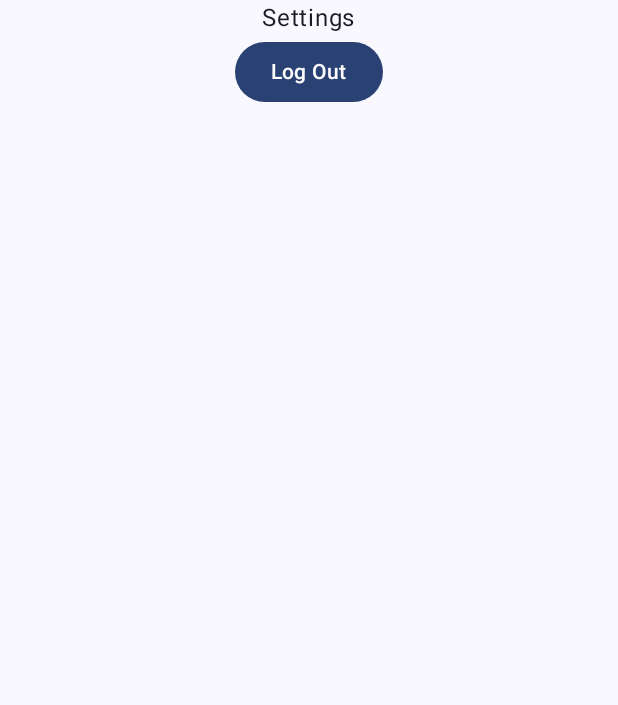
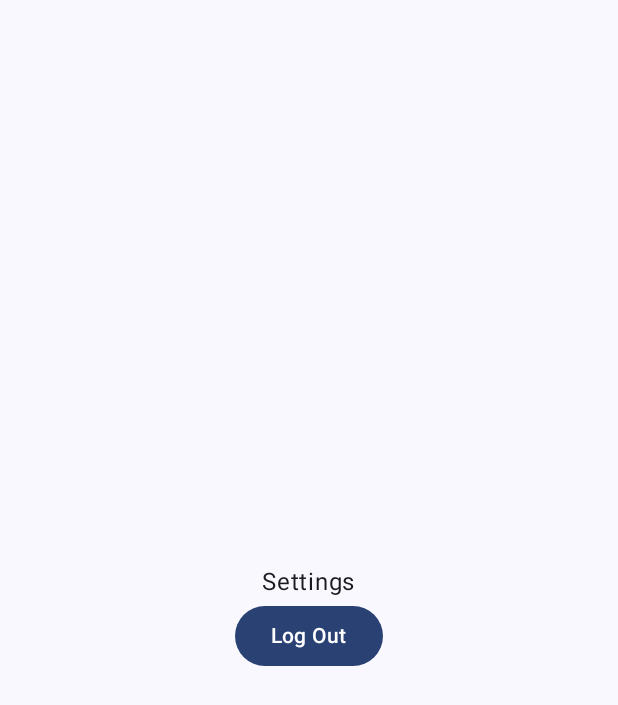
Before and after one commit to Opal21/EnergoService, an Android app built with Jetpack Compose: the composable SettingsScreen shown on its own in the app's theme, on a phone screen of 412 x 824 dp. Shown: the top 705 px of the screen. Run offline under Robolectric (Android 15) with nearby library versions, the phone set to English and light mode, and no system bars.

Commit message:
Implement simple settings screen

```diff
--- a/app/src/main/java/pl/energosystem/energoservice/ui/Navigation.kt
+++ b/app/src/main/java/pl/energosystem/energoservice/ui/Navigation.kt
@@ -104,7 +104,7 @@ fun EnergoServiceNavHost(
         startDestination = TASK_LIST
     ) {
         composable(SETTINGS) {
-            SettingsScreen(modifier, isLoggedIn) {
+            SettingsScreen(isLoggedIn, modifier) {
                 navController.navigate(TASK_LIST)
             }
         }
--- a/app/src/main/java/pl/energosystem/energoservice/ui/settings/SettingsScreen.kt
+++ b/app/src/main/java/pl/energosystem/energoservice/ui/settings/SettingsScreen.kt
@@ -2,34 +2,59 @@ package pl.energosystem.energoservice.ui.settings
 
 import androidx.compose.foundation.layout.Arrangement
 import androidx.compose.foundation.layout.Column
-import androidx.compose.foundation.layout.fillMaxWidth
+import androidx.compose.foundation.layout.fillMaxSize
 import androidx.compose.material3.Button
 import androidx.compose.material3.Text
 import androidx.compose.runtime.Composable
 import androidx.compose.runtime.MutableState
 import androidx.compose.ui.Alignment
 import androidx.compose.ui.Modifier
+import androidx.compose.ui.tooling.preview.Preview
 import androidx.lifecycle.viewmodel.compose.viewModel
 import pl.energosystem.energoservice.ui.AppViewModelProvider
 
 @Composable
 fun SettingsScreen(
+    isLoggedIn: MutableState<Boolean>,
     modifier: Modifier,
-    isLoggedIn: MutableState<Boolean>,
     viewModel: SettingsViewModel = viewModel(factory = AppViewModelProvider.Factory),
     onLogOutClicked: () -> Unit,
 ) {
+
+    SettingsScreenContent(
+        logOut = {
+            isLoggedIn.value = !isLoggedIn.value
+            viewModel.logOut(onLogOutClicked)
+                 },
+        modifier = modifier
+    )
+}
+
+@Composable
+fun SettingsScreenContent(
+    logOut: () -> Unit,
+    modifier: Modifier = Modifier
+) {
     Column(
-        modifier = modifier.fillMaxWidth(),
+        modifier = modifier.fillMaxSize(),
         verticalArrangement = Arrangement.Center,
         horizontalAlignment = Alignment.CenterHorizontally
     ) {
 
         Text(text = "Settings")
 
-        Button(onClick = { isLoggedIn.value = viewModel.logOut(onLogOutClicked) }
+        Button(
+            onClick = logOut
         ) {
             Text(text = "Log Out")
         }
     }
 }
+
+@Composable
+@Preview(showSystemUi = true)
+fun SettingsScreenContentPreview() {
+    SettingsScreenContent(
+        logOut = {  }
+    )
+}
```
